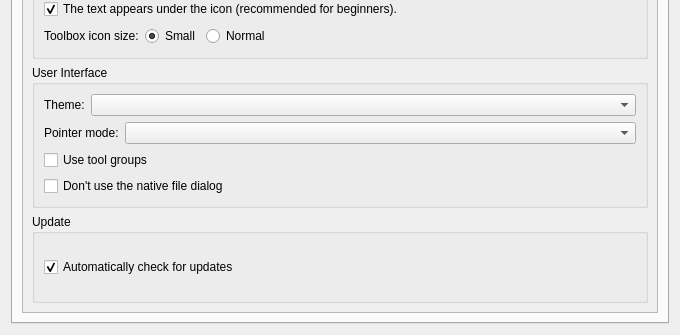
First picture: the form in src/app/ostara/dialogs/configpages/preferencesconfigurationpage.ui, repository equinox-patterns/Ostara, before the edit; both pictures show x 0 to 680 and y 560 to 895 of the 680 by 895 pixel window.
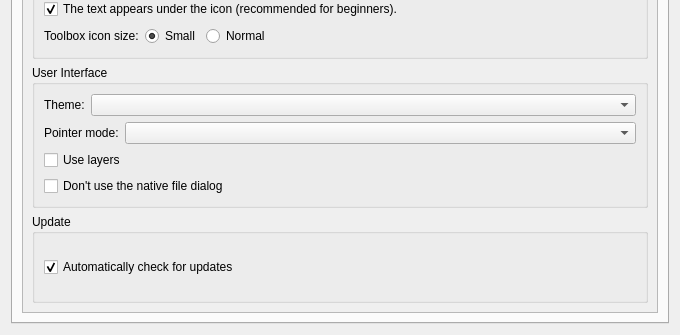
Second picture: the form after the edit.

Commit message: Rename visibility 'Group' UI strings to 'Layer'

What changed in the file:
```diff
--- a/src/app/ostara/dialogs/configpages/preferencesconfigurationpage.ui
+++ b/src/app/ostara/dialogs/configpages/preferencesconfigurationpage.ui
@@ -361,7 +361,7 @@
               <item>
                <widget class="QCheckBox" name="checkBoxUseToolGroups">
                 <property name="text">
-                 <string>Use tool groups</string>
+                 <string>Use layers</string>
                 </property>
                </widget>
               </item>
```
The commit also changes 15 other files.
